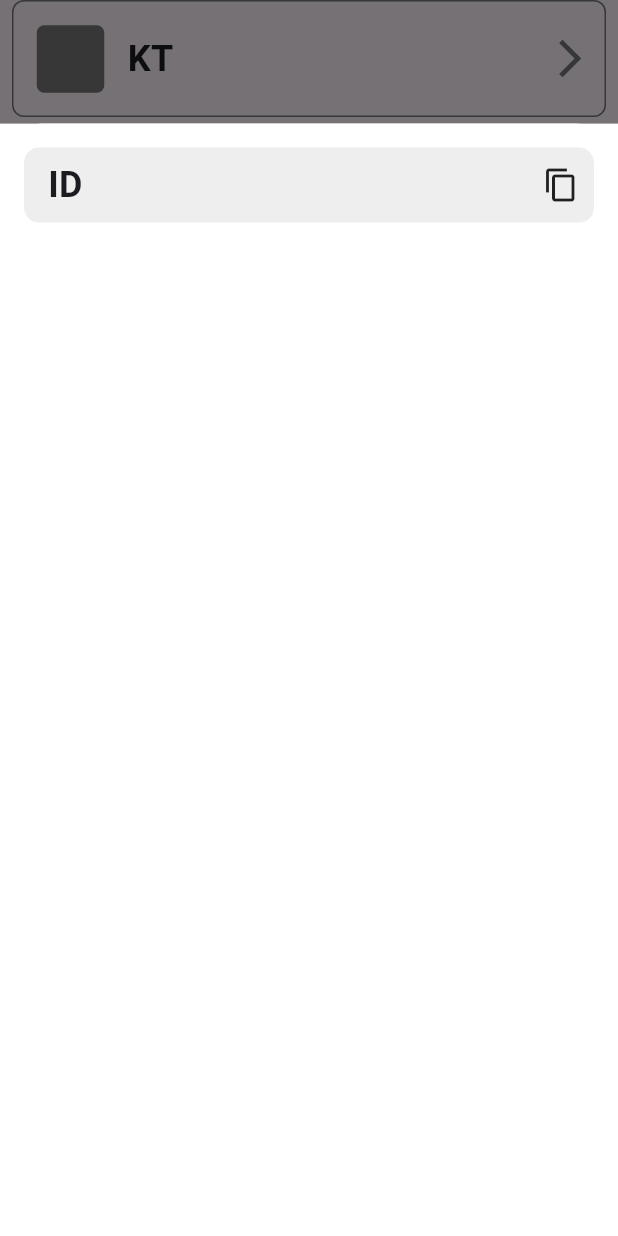
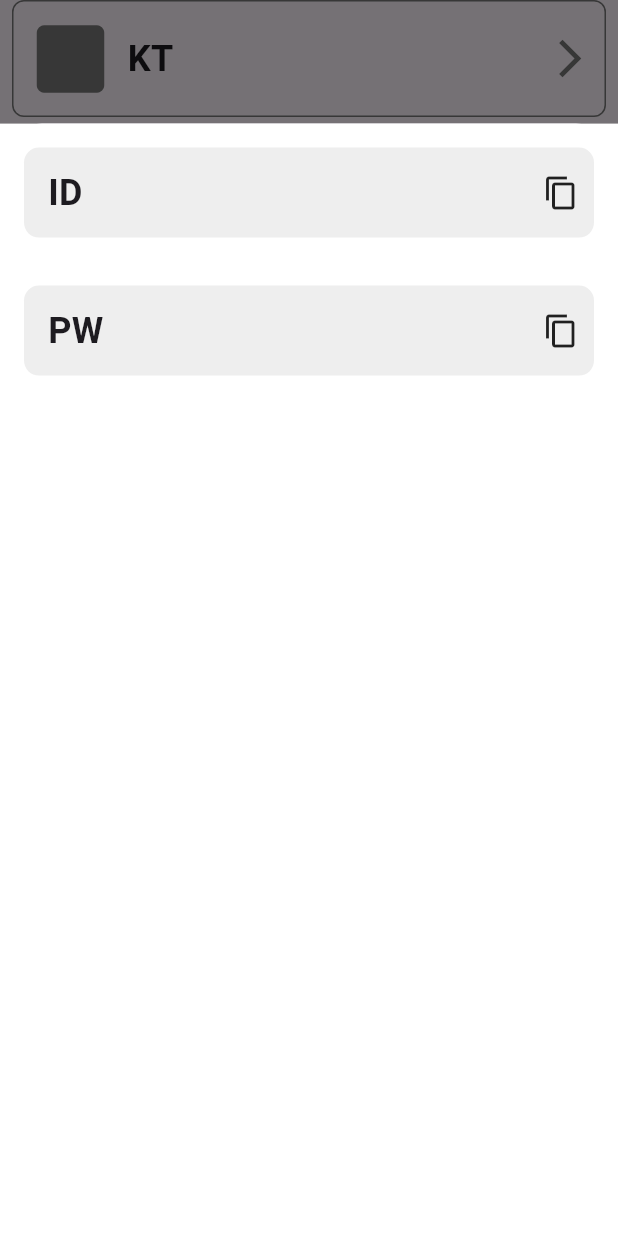
Before and after one commit to up456/mfp, a Flutter app: the screen it shows after launch, after a tap on the "add" icon, on a phone screen of 412 x 824 dp. Run offline on Flutter 3.47's test engine with Material 3 defaults, Android fonts, the phone set to English and light mode, and no system bars; our stand-ins replace drift; accounts and stored records are empty; generated files the repository leaves out were written again.

Commit message:
CustomTextFiled 스타일 변경

```diff
--- a/lib/component/app_bottom_sheet.dart
+++ b/lib/component/app_bottom_sheet.dart
@@ -13,7 +13,10 @@ class AppBottomSheet extends StatelessWidget {
       color: Colors.white,
       height: screenHeight * 0.9,
       child: Column(
-        children: [CustomTextFiled(label: 'ID')],
+        children: [
+          CustomTextFiled(label: 'ID'),
+          CustomTextFiled(label: 'PW'),
+        ],
       ),
     );
   }
--- a/lib/component/custom_text_filed.dart
+++ b/lib/component/custom_text_filed.dart
@@ -11,7 +11,7 @@ class CustomTextFiled extends StatelessWidget {
     return Padding(
       padding: const EdgeInsets.all(16.0),
       child: Container(
-        height: 50,
+        height: 60,
         decoration: BoxDecoration(
           borderRadius: BorderRadius.circular(10),
           color: SECONDARY_COLOR,
```
Also changed, not shown: lib/database/drift_database.g.dart (added), 1 other file.
